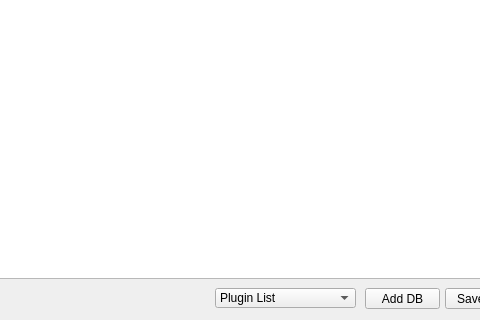
kim-do-hyeon/volatility-gui, file gui.ui: the form before one commit; both pictures show x 205 to 685 and y 162 to 482 of the 903 by 482 pixel window.
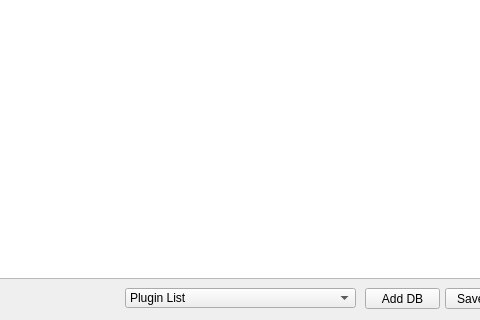
The form after the commit.

Commit message: Locked ui maximumsize

Patch:
```diff
--- a/gui.ui
+++ b/gui.ui
@@ -10,6 +10,12 @@
     <height>482</height>
    </rect>
   </property>
+  <property name="maximumSize">
+   <size>
+    <width>903</width>
+    <height>482</height>
+   </size>
+  </property>
   <property name="windowTitle">
    <string>Volatility GUI by Pental</string>
   </property>
@@ -118,9 +124,9 @@
    <widget class="QComboBox" name="plugin_list">
     <property name="geometry">
      <rect>
-      <x>420</x>
+      <x>330</x>
       <y>450</y>
-      <width>141</width>
+      <width>231</width>
       <height>20</height>
      </rect>
     </property>
```
